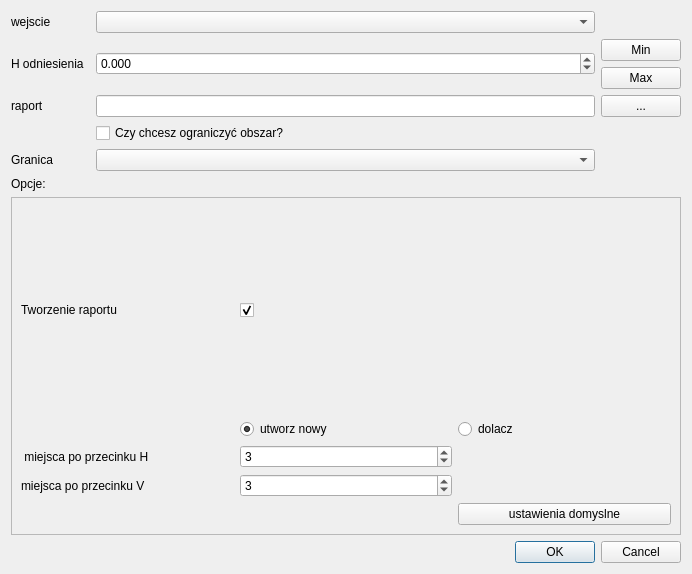
This is Turbo_volume_dialog_base.ui in Kaemer1645/Turbo_Volume as Qt 5 draws it before an edit. The edited form follows.
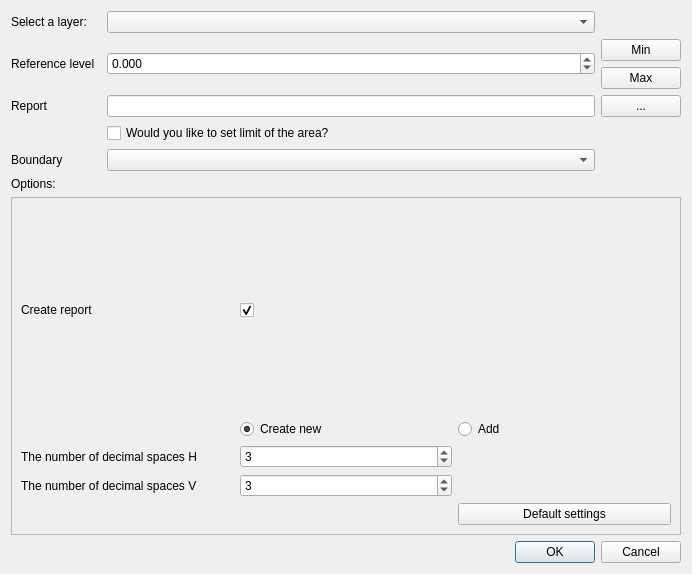
This is the edited form.

Patch:
```diff
--- a/Turbo_volume_dialog_base.ui
+++ b/Turbo_volume_dialog_base.ui
@@ -48,14 +48,14 @@
        <item row="7" column="0">
         <widget class="QLabel" name="label5">
          <property name="text">
-          <string> miejsca po przecinku H</string>
+          <string>The number of decimal spaces H</string>
          </property>
         </widget>
        </item>
        <item row="5" column="2">
         <widget class="QRadioButton" name="radioButton1">
          <property name="text">
-          <string>dolacz</string>
+          <string>Add</string>
          </property>
         </widget>
        </item>
@@ -94,7 +94,7 @@
        <item row="5" column="1">
         <widget class="QRadioButton" name="radioButton">
          <property name="text">
-          <string>utworz nowy</string>
+          <string>Create new</string>
          </property>
          <property name="checked">
           <bool>true</bool>
@@ -104,21 +104,21 @@
        <item row="9" column="2">
         <widget class="QPushButton" name="pushButton5">
          <property name="text">
-          <string>ustawienia domyslne</string>
+          <string>Default settings</string>
          </property>
         </widget>
        </item>
        <item row="1" column="0">
         <widget class="QLabel" name="label4">
          <property name="text">
-          <string>Tworzenie raportu</string>
+          <string>Create report</string>
          </property>
         </widget>
        </item>
        <item row="8" column="0">
         <widget class="QLabel" name="label6">
          <property name="text">
-          <string>miejsca po przecinku V</string>
+          <string>The number of decimal spaces V</string>
          </property>
         </widget>
        </item>
@@ -138,7 +138,7 @@
       </sizepolicy>
      </property>
      <property name="text">
-      <string>raport</string>
+      <string>Report</string>
      </property>
     </widget>
    </item>
@@ -155,7 +155,7 @@
    <item row="0" column="0">
     <widget class="QLabel" name="label1">
      <property name="text">
-      <string>wejscie</string>
+      <string>Select a layer:</string>
      </property>
     </widget>
    </item>
@@ -175,7 +175,7 @@
    <item row="1" column="0" rowspan="2">
     <widget class="QLabel" name="label3">
      <property name="text">
-      <string>H odniesienia</string>
+      <string>Reference level</string>
      </property>
     </widget>
    </item>
@@ -227,7 +227,7 @@
       </sizepolicy>
      </property>
      <property name="text">
-      <string>Opcje:</string>
+      <string>Options:</string>
      </property>
     </widget>
    </item>
@@ -240,14 +240,14 @@
       </sizepolicy>
      </property>
      <property name="text">
-      <string>Czy chcesz ograniczyć obszar?</string>
+      <string>Would you like to set limit of the area?</string>
      </property>
     </widget>
    </item>
    <item row="5" column="0">
     <widget class="QLabel" name="label">
      <property name="text">
-      <string>Granica</string>
+      <string>Boundary</string>
      </property>
     </widget>
    </item>
```
